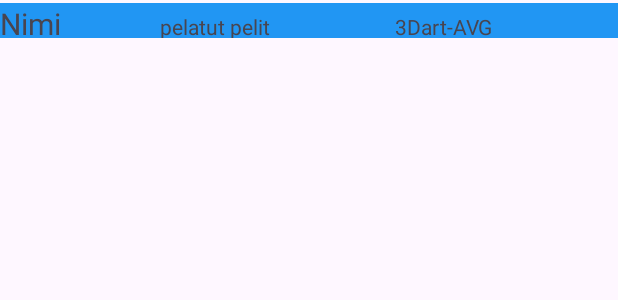
After one commit to jousag/OlioHTDarts, an Android app: the layout playerview.xml on its own in the app's theme, with its tools: preview values and no code run, on a phone screen of 412 x 824 dp. The commit adds this screen. Shown: the top 300 px of the screen. Run offline under Robolectric (Android 15) with nearby library versions, the phone set to English and light mode, and no system bars.

Commit message:
Toimiva pelaajalista

```diff
--- a/app/src/main/AndroidManifest.xml
+++ b/app/src/main/AndroidManifest.xml
@@ -12,6 +12,9 @@
         android:supportsRtl="true"
         android:theme="@style/Theme.OlioHTDarts"
         tools:targetApi="31">
+        <activity
+            android:name=".PlayerList"
+            android:exported="false" />
         <activity
             android:name=".NewMatchActivity"
             android:exported="false" />
--- a/app/src/main/java/com/example/oliohtdarts/AddPlayerActivity.java
+++ b/app/src/main/java/com/example/oliohtdarts/AddPlayerActivity.java
@@ -37,7 +37,6 @@ public class AddPlayerActivity extends AppCompatActivity {
         finish();
     }
 
-    public void goBack(View view) {
-        finish();
-    }
+    public void goBack(View view) {finish();}
+
 }
--- /dev/null
+++ b/app/src/main/res/layout/playerview.xml
@@ -0,0 +1,36 @@
+<?xml version="1.0" encoding="utf-8"?>
+
+<androidx.appcompat.widget.LinearLayoutCompat xmlns:android="http://schemas.android.com/apk/res/android"
+    android:layout_width="match_parent"
+    android:layout_height="25dp">
+
+    <LinearLayout
+        android:layout_width="match_parent"
+        android:layout_height="25dp"
+        android:layout_marginTop="2dp"
+        android:background="#2196F3"
+        android:orientation="horizontal">
+
+        <TextView
+            android:id="@+id/textPlayerName"
+            android:layout_width="23dp"
+            android:layout_height="wrap_content"
+            android:layout_weight="1"
+            android:text="Nimi"
+            android:textSize="20sp" />
+
+        <TextView
+            android:id="@+id/textPlayedGames"
+            android:layout_width="wrap_content"
+            android:layout_height="wrap_content"
+            android:layout_weight="1"
+            android:text="pelatut pelit" />
+
+        <TextView
+            android:id="@+id/txtThreeDartAVG"
+            android:layout_width="wrap_content"
+            android:layout_height="wrap_content"
+            android:layout_weight="1"
+            android:text="3Dart-AVG" />
+    </LinearLayout>
+</androidx.appcompat.widget.LinearLayoutCompat>
```
Also changed, not shown: app/src/main/java/com/example/oliohtdarts/NewMatchActivity.java (+19 -0 lines), app/src/main/java/com/example/oliohtdarts/Player.java (+7 -8 lines), app/src/main/java/com/example/oliohtdarts/PlayerListAdapter.java (added, +40 -0 lines), app/src/main/java/com/example/oliohtdarts/PlayerViewHolder.java (added, +18 -0 lines), app/src/main/res/layout/activity_new_match.xml (+12 -14 lines).
